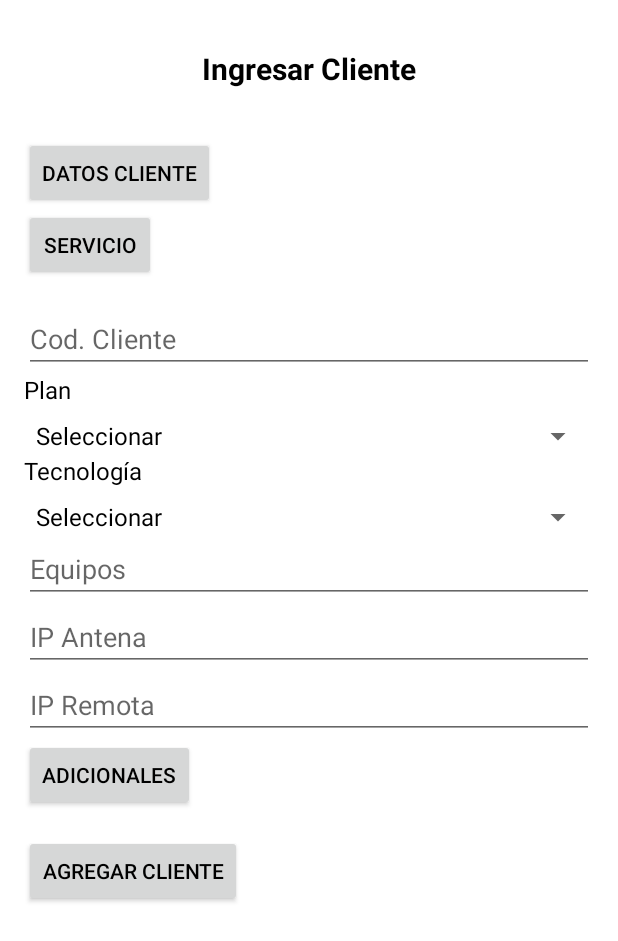
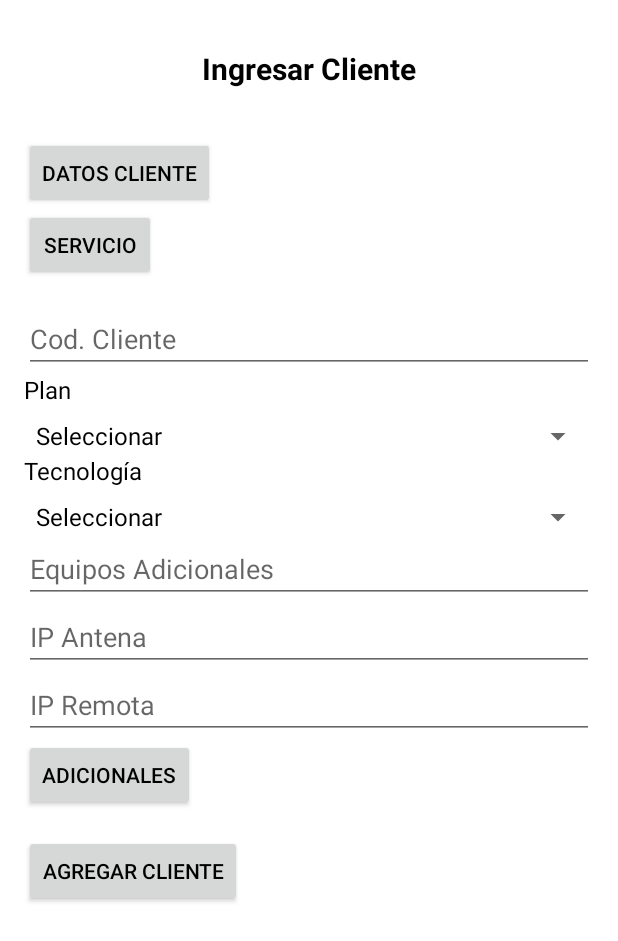
Before and after one commit to management-es/Dark-Box, an Android app built with Jetpack Compose: the IngresarClienteActivity screen opened directly, with no data from a screen before it, after a tap on "SERVICIO", on a phone screen of 412 x 824 dp. Shown: the top 941 px of the screen. Run offline under Robolectric (Android 15) with nearby library versions, the phone set to English and light mode, and no system bars; our stand-ins replace Firebase (no records; nobody signed in at launch, a user with empty details on screens opened directly); 3 other taps on this screen came first.

```diff
--- a/app/src/main/res/layout/activity_ingresar_cliente.xml
+++ b/app/src/main/res/layout/activity_ingresar_cliente.xml
@@ -191,33 +191,34 @@
                     android:layout_height="wrap_content"
                     android:hint="Tecnología" />
 
-                <EditText
+                <TextView
                     android:id="@+id/input_serial_onu"
                     android:layout_width="match_parent"
                     android:layout_height="wrap_content"
-                    android:hint="Serial ONU"
+                    android:text="Serial ONU"
                     android:visibility="gone" />
 
-                <EditText
+                <TextView
                     android:id="@+id/input_serial_antena"
                     android:layout_width="match_parent"
                     android:layout_height="wrap_content"
-                    android:hint="Serial Antena"
+                    android:text="Serial Antena"
                     android:visibility="gone" />
 
-                <EditText
+                <TextView
                     android:id="@+id/input_serial_router"
                     android:layout_width="match_parent"
                     android:layout_height="wrap_content"
-                    android:hint="Serial Router"
+                    android:text="Serial Router"
                     android:visibility="gone" />
+
 
 
                 <EditText
                     android:id="@+id/input_equipos"
                     android:layout_width="match_parent"
                     android:layout_height="wrap_content"
-                    android:hint="Equipos" />
+                    android:hint="Equipos Adicionales" />
 
                 <EditText
                     android:id="@+id/input_ip_antena"
@@ -256,11 +257,7 @@
                     android:layout_width="match_parent"
                     android:layout_height="wrap_content"
                     android:hint="Observaciones" />
-                <EditText
-                    android:id="@+id/input_historial"
-                    android:layout_width="match_parent"
-                    android:layout_height="wrap_content"
-                    android:hint="Historial" />
+
             </LinearLayout>
             <!-- Button to save the client data -->
             <Button
```
Also changed, not shown: app/src/main/java/com/darkbox/IngresarClienteActivity.kt (+20 -23 lines).
